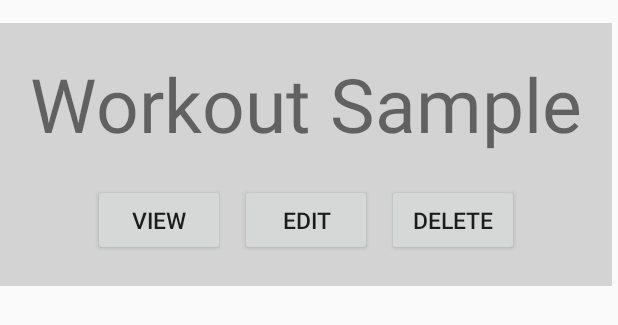
After one commit to rickywychoi/HomeSweatHome, an Android app: the layout workout_item.xml on its own in the app's theme, with its tools: preview values and no code run, on a phone screen of 412 x 824 dp. The commit adds this screen. Shown: the top 325 px of the screen. Run offline under Robolectric (Android 15) with nearby library versions, the phone set to English and light mode, and no system bars.

```diff
--- a/app/src/main/java/com/example/homesweathome/AddWorkoutActivity.java
+++ b/app/src/main/java/com/example/homesweathome/AddWorkoutActivity.java
@@ -8,7 +8,6 @@ import android.os.Bundle;
 import android.view.View;
 import android.widget.Button;
 import android.widget.EditText;
-import android.widget.TextView;
 import android.widget.Toast;
 
 import com.example.homesweathome.firebase.access.WorkoutManager;
--- a/app/src/main/java/com/example/homesweathome/firebase/access/WorkoutManager.java
+++ b/app/src/main/java/com/example/homesweathome/firebase/access/WorkoutManager.java
@@ -4,8 +4,6 @@ import com.example.homesweathome.model.Workout;
 import com.google.android.gms.tasks.Task;
 import com.google.firebase.database.DatabaseReference;
 import com.google.firebase.database.FirebaseDatabase;
-
-import java.util.HashMap;
 
 public class WorkoutManager {
     private static final String WORKOUT_REF = "workouts";
--- a/app/src/main/java/com/example/homesweathome/model/Exercise.java
+++ b/app/src/main/java/com/example/homesweathome/model/Exercise.java
@@ -9,6 +9,8 @@ public class Exercise extends UserObject {
     private Integer minutes;
     private Integer seconds;
     private Date addedDate = new Date();
+
+    public Exercise() { super(); }
 
     public Exercise(String uid, String workoutTitle, Integer repetitions,
                     Integer sets, Integer minutes, Integer seconds) {
--- a/app/src/main/java/com/example/homesweathome/model/UserObject.java
+++ b/app/src/main/java/com/example/homesweathome/model/UserObject.java
@@ -2,6 +2,8 @@ package com.example.homesweathome.model;
 
 public class UserObject {
     protected String uid;
+
+    public UserObject() {}
 
     public UserObject(String uid) {
         this.uid = uid;
--- a/app/src/main/java/com/example/homesweathome/model/Workout.java
+++ b/app/src/main/java/com/example/homesweathome/model/Workout.java
@@ -7,6 +7,8 @@ public class Workout extends UserObject {
     private String name;
     private List<Exercise> exerciseList;
     private Date addedDate = new Date();
+
+    public Workout() { super(); }
 
     public Workout(String uid, String name) {
         super(uid);
--- /dev/null
+++ b/app/src/main/res/layout/workout_item.xml
@@ -0,0 +1,50 @@
+<?xml version="1.0" encoding="utf-8"?>
+<LinearLayout
+    xmlns:android="http://schemas.android.com/apk/res/android"
+    android:layout_width="wrap_content"
+    android:layout_height="wrap_content"
+    android:background="@drawable/excercise_box"
+    android:gravity="center"
+    android:padding="20dp"
+    android:layout_marginTop="15dp"
+    android:orientation="vertical">
+
+    <TextView
+        android:id="@+id/workout_title"
+        android:layout_width="wrap_content"
+        android:layout_height="wrap_content"
+        android:textSize="50dp"
+        android:text="Workout Sample" />
+
+    <LinearLayout
+        android:layout_width="wrap_content"
+        android:layout_height="wrap_content"
+        android:layout_marginTop="20dp"
+        android:layout_gravity="center_horizontal"
+        android:orientation="horizontal" >
+
+        <Button
+            android:id="@+id/workout_view_btn"
+            android:layout_width="wrap_content"
+            android:layout_height="wrap_content"
+            android:text="@string/view_btn_label"
+            android:textSize="15dp"
+            android:layout_marginRight="10dp" />
+
+        <Button
+            android:id="@+id/workout_edit_btn"
+            android:layout_width="wrap_content"
+            android:layout_height="wrap_content"
+            android:text="@string/edit_btn_label"
+            android:textSize="15dp"
+            android:layout_marginRight="10dp"/>
+        <Button
+            android:id="@+id/workout_delete_btn"
+            android:layout_width="wrap_content"
+            android:layout_height="wrap_content"
+            android:text="@string/delete_btn_label"
+            android:textSize="15dp"/>
+
+    </LinearLayout>
+
+</LinearLayout>
--- a/app/src/main/res/values/strings.xml
+++ b/app/src/main/res/values/strings.xml
@@ -16,6 +16,9 @@
     <string name="add_workout_title">Add Workout</string>
     <string name="add_workout_btn">Add</string>
     <string name="add_workout_edit_text_hint">Enter the name of the workout (e.g., Cardio, Chest, Leg, ...)</string>
+    <string name="view_btn_label">View</string>
+    <string name="edit_btn_label">Edit</string>
+    <string name="delete_btn_label">Delete</string>
     <string-array name="workoutTypes">
         <item>Repetition-Based</item>
         <item>Timed</item>
```
Also changed, not shown: app/build.gradle (+8 -0 lines), app/src/main/java/com/example/homesweathome/WorkoutListActivity.java (+48 -7 lines), app/src/main/java/com/example/homesweathome/WorkoutsAdapter.java (added, +81 -0 lines), app/src/main/java/com/example/homesweathome/firebase/FirebaseQueryLiveData.java (added, +50 -0 lines), app/src/main/java/com/example/homesweathome/viewModel/WorkoutViewModel.java (added, +27 -0 lines), app/src/main/java/com/example/homesweathome/viewModel/WorkoutsViewModel.java (added, +23 -0 lines), app/src/main/res/layout/activity_workout_list.xml (+4 -36 lines).
